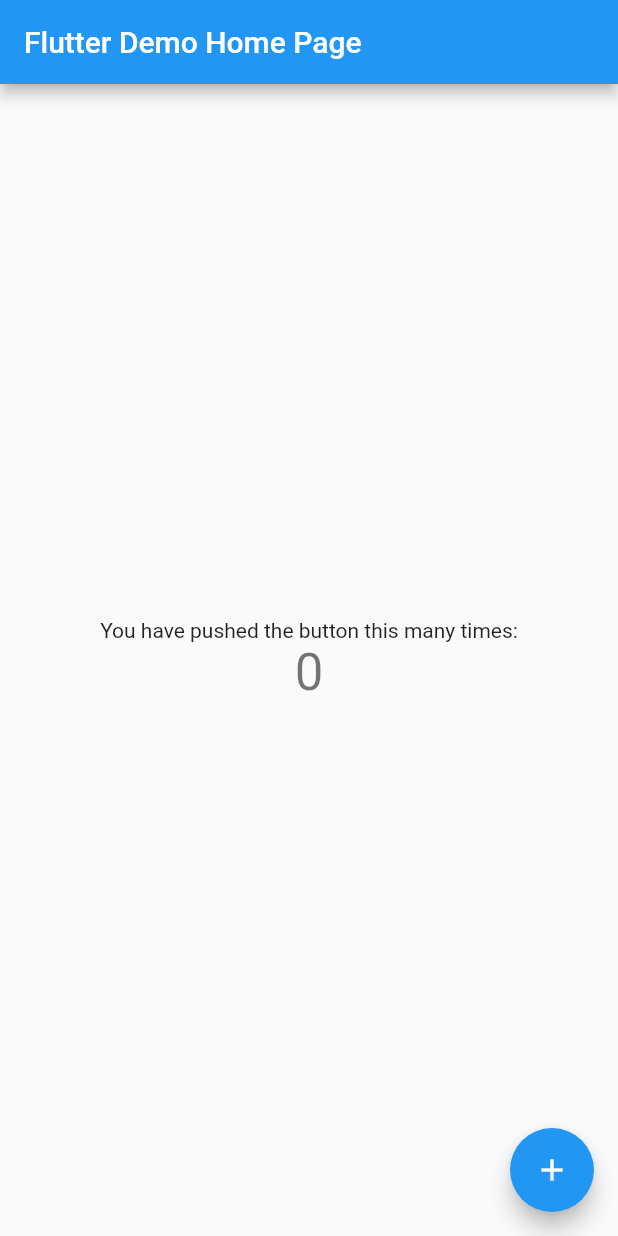
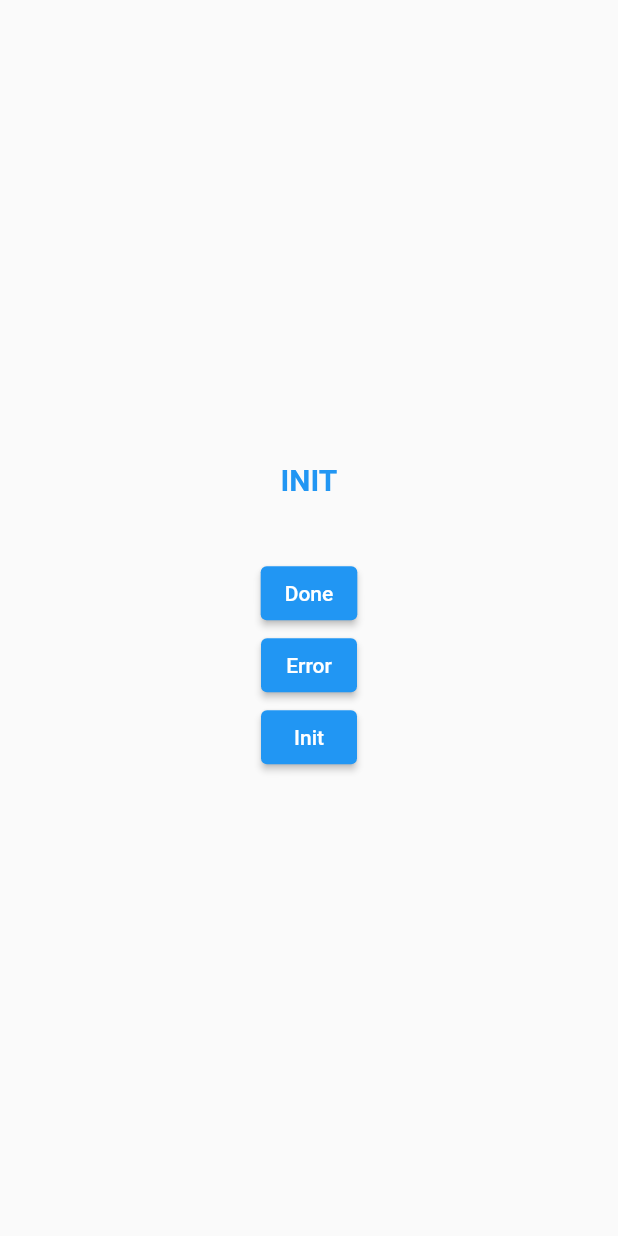
Before and after one commit to samderlust/fetching_state, a Flutter app: the screen it shows after launch, on a phone screen of 412 x 824 dp. Run offline on Flutter 3.47's test engine with Material 2 defaults, Android fonts, the phone set to English and light mode, and no system bars; our stand-ins replace hooks_riverpod.

Commit message:
added example

```diff
--- a/example/lib/main.dart
+++ b/example/lib/main.dart
@@ -1,7 +1,11 @@
+import 'package:fetching_state/fetching_state.dart';
 import 'package:flutter/material.dart';
+import 'package:hooks_riverpod/hooks_riverpod.dart';
 
 void main() {
-  runApp(const MyApp());
+  runApp(
+    const ProviderScope(child: MyApp()),
+  );
 }
 
 class MyApp extends StatelessWidget {
@@ -11,82 +15,115 @@ class MyApp extends StatelessWidget {
   @override
   Widget build(BuildContext context) {
     return MaterialApp(
-      title: 'Flutter Demo',
+      title: 'Fetchin State Example',
       theme: ThemeData(
         primarySwatch: Colors.blue,
+        textTheme: const TextTheme(
+          bodyText2: TextStyle(
+            fontSize: 20,
+            fontWeight: FontWeight.bold,
+          ),
+        ),
       ),
-      home: const MyHomePage(title: 'Flutter Demo Home Page'),
+      home: const Example(),
     );
   }
 }
 
-class MyHomePage extends StatefulWidget {
-  const MyHomePage({Key? key, required this.title}) : super(key: key);
-
-  final String title;
+class Example extends StatefulWidget {
+  const Example({Key? key}) : super(key: key);
 
   @override
-  State<MyHomePage> createState() => _MyHomePageState();
+  _ExampleState createState() => _ExampleState();
 }
 
-class _MyHomePageState extends State<MyHomePage> {
-  int _counter = 0;
+class _ExampleState extends State<Example> {
+  late FetchingState<String, String> _fetching;
+  @override
+  void initState() {
+    _fetching = FetchingState.init();
+    super.initState();
+  }
 
-  void _incrementCounter() {
+  Future<void> getDone() async {
     setState(() {
-      _counter++;
+      _fetching = FetchingState.loading();
+    });
+    await Future.delayed(const Duration(milliseconds: 500));
+
+    setState(() {
+      _fetching = FetchingState.done(data: 'DONE IN STATE');
+    });
+  }
+
+  Future<void> getError() async {
+    setState(() {
+      _fetching = FetchingState.loading();
+    });
+    await Future.delayed(const Duration(milliseconds: 500));
+
+    setState(() {
+      _fetching = FetchingState.error(error: 'Error IN STATE');
+    });
+  }
+
+  Future<void> getInit() async {
+    setState(() {
+      _fetching = FetchingState.loading();
+    });
+    await Future.delayed(const Duration(milliseconds: 500));
+    setState(() {
+      _fetching = FetchingState.init();
     });
   }
 
   @override
   Widget build(BuildContext context) {
-    // This method is rerun every time setState is called, for instance as done
-    // by the _incrementCounter method above.
-    //
-    // The Flutter framework has been optimized to make rerunning build methods
-    // fast, so that you can just rebuild anything that needs updating rather
-    // than having to individually change instances of widgets.
     return Scaffold(
-      appBar: AppBar(
-        // Here we take the value from the MyHomePage object that was created by
-        // the App.build method, and use it to set our appbar title.
-        title: Text(widget.title),
-      ),
-      body: Center(
-        // Center is a layout widget. It takes a single child and positions it
-        // in the middle of the parent.
+      body: SafeArea(
         child: Column(
-          // Column is also a layout widget. It takes a list of children and
-          // arranges them vertically. By default, it sizes itself to fit its
-          // children horizontally, and tries to be as tall as its parent.
-          //
-          // Invoke "debug painting" (press "p" in the console, choose the
-          // "Toggle Debug Paint" action from the Flutter Inspector in Android
-          // Studio, or the "Toggle Debug Paint" command in Visual Studio Code)
-          // to see the wireframe for each widget.
-          //
-          // Column has various properties to control how it sizes itself and
-          // how it positions its children. Here we use mainAxisAlignment to
-          // center the children vertically; the main axis here is the vertical
-          // axis because Columns are vertical (the cross axis would be
-          // horizontal).
+          mainAxisSize: MainAxisSize.max,
           mainAxisAlignment: MainAxisAlignment.center,
-          children: <Widget>[
-            const Text(
-              'You have pushed the button this many times:',
+          children: [
+            Center(
+              child: Builder(
+                builder: (context) {
+                  return _fetching.when(
+                    onInit: () => const Text(
+                      'INIT',
+                      style: TextStyle(color: Colors.blue),
+                    ),
+                    onDone: (text) => Text(
+                      text!,
+                      style: const TextStyle(color: Colors.green),
+                    ),
+                    onError: (error) => Text(
+                      error!,
+                      style: const TextStyle(color: Colors.red),
+                    ),
+                    onLoading: () => const CircularProgressIndicator(),
+                  );
+                },
+              ),
             ),
-            Text(
-              '$_counter',
-              style: Theme.of(context).textTheme.headline4,
+            const SizedBox(
+              height: 40,
+            ),
+            ElevatedButton(
+              onPressed: getDone,
+              child: const Text('Done'),
+            ),
+            ElevatedButton(
+              onPressed: getError,
+              child: const Text('Error'),
+            ),
+            ElevatedButton(
+              onPressed: getInit,
+              child: const Text('Init'),
             ),
           ],
         ),
       ),
-      floatingActionButton: FloatingActionButton(
-        onPressed: _incrementCounter,
-        tooltip: 'Increment',
-        child: const Icon(Icons.add),
-      ), // This trailing comma makes auto-formatting nicer for build methods.
     );
   }
 }
--- a/lib/fetching_state.dart
+++ b/lib/fetching_state.dart
@@ -26,29 +26,47 @@ class FetchingState<T, E> {
       FetchingState(fetchingStatus: FetchingStatus.init);
   factory FetchingState.loading() =>
       FetchingState(fetchingStatus: FetchingStatus.loading);
-  factory FetchingState.done(T data) =>
+  factory FetchingState.done({T? data}) =>
       FetchingState(fetchingStatus: FetchingStatus.done, data: data);
-  factory FetchingState.error(E error) =>
+  factory FetchingState.error({E? error}) =>
       FetchingState(fetchingStatus: FetchingStatus.error, error: error);
 
-  Widget when({
+  Widget whenOrElse({
     Widget Function()? onLoading,
     Widget Function(T? data)? onDone,
     Widget Function(E? error)? onError,
-    Widget Function()? oninit,
-    required Widget Function() orElse,
+    Widget Function()? onInit,
+    required Widget Function()? orElse,
   }) {
     switch (fetchingStatus) {
       case FetchingStatus.init:
-        return oninit == null ? orElse() : oninit();
+        return onInit == null ? orElse!() : onInit();
       case FetchingStatus.loading:
-        return onLoading == null ? orElse() : onLoading();
+        return onLoading == null ? orElse!() : onLoading();
       case FetchingStatus.done:
-        return onDone == null ? orElse() : onDone(data);
+        return onDone == null ? orElse!() : onDone(data);
       case FetchingStatus.error:
-        return onError == null ? orElse() : onError(error);
+        return onError == null ? orElse!() : onError(error);
       default:
-        return orElse();
+        return orElse!();
+    }
+  }
+
+  Widget when({
+    required Widget Function() onLoading,
+    required Widget Function(T? data) onDone,
+    required Widget Function(E? error) onError,
+    required Widget Function() onInit,
+  }) {
+    switch (fetchingStatus) {
+      case FetchingStatus.init:
+        return onInit();
+      case FetchingStatus.loading:
+        return onLoading();
+      case FetchingStatus.done:
+        return onDone(data);
+      case FetchingStatus.error:
+        return onError(error);
     }
   }
 
```
Also changed, not shown: example/pubspec.yaml (+8 -66 lines), example/pubspec.lock.
